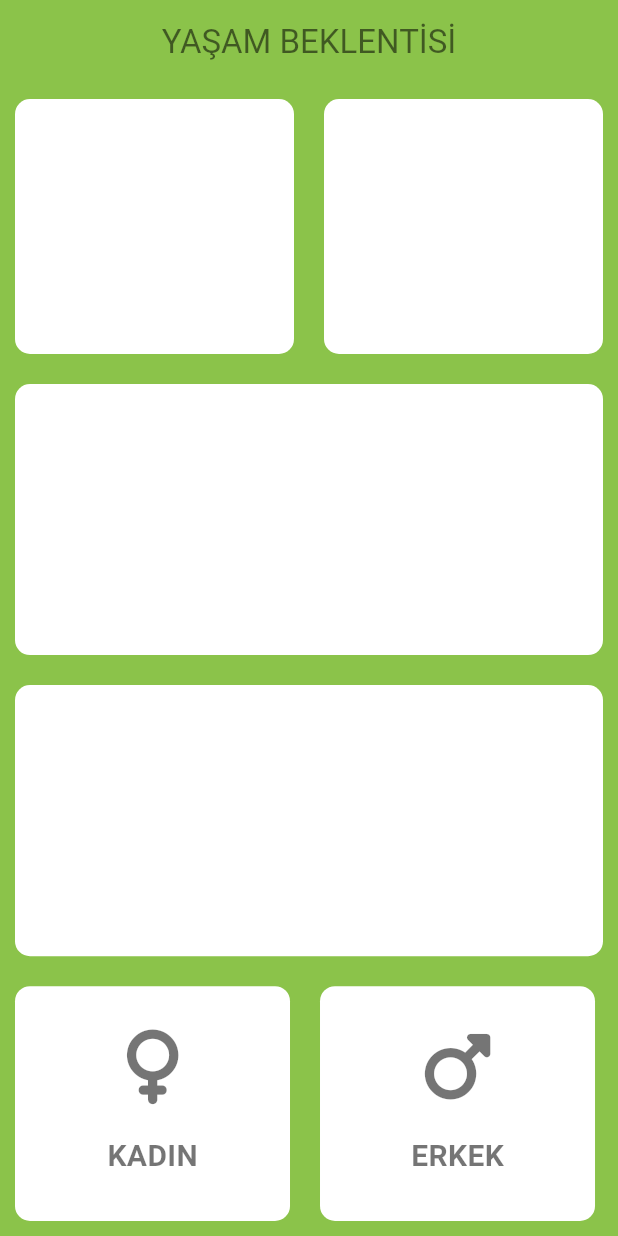
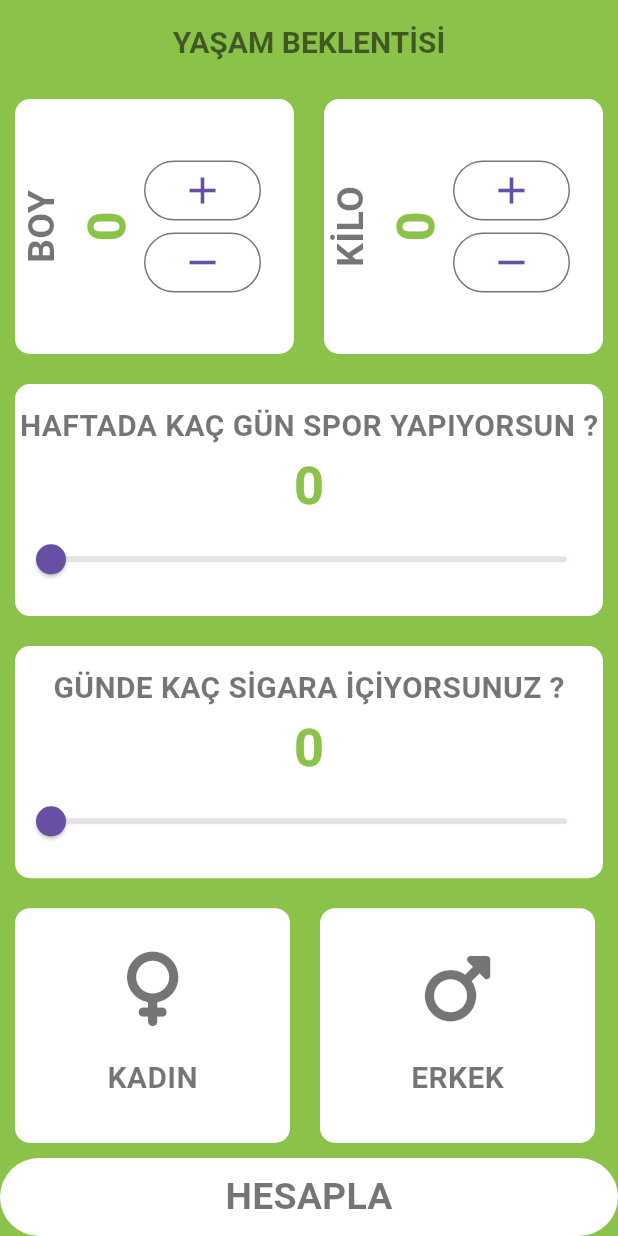
Before and after one commit to SemihAyduran/life_expectancy, a Flutter app: the screen it shows after launch, on a phone screen of 412 x 824 dp. Run offline on Flutter 3.47's test engine with Material 3 defaults, Android fonts, the light colour scheme and no system bars; our stand-ins replace font_awesome_flutter; missing offline and left inert: dart:ffi.

Commit message:
feat: slider widgets, boy button, kilo button and hesapla button added

```diff
--- /dev/null
+++ b/lib/constans.dart
@@ -0,0 +1,14 @@
+import 'package:flutter/material.dart';
+
+
+Widget customText({
+  required Color color,
+  required double fontSize,
+  FontWeight fontWeight = FontWeight.bold,
+  required String text,
+}) {
+  return Text(
+    text,
+    style: TextStyle(color: color, fontSize: fontSize, fontWeight: fontWeight),
+  );
+}
--- a/lib/input_page.dart
+++ b/lib/input_page.dart
@@ -1,7 +1,9 @@
+import 'dart:ffi';
 import 'package:flutter/material.dart';
 import 'package:font_awesome_flutter/font_awesome_flutter.dart';
 import 'package:life_expectancy/icon_cinsiyet.dart';
 import 'container_widget.dart';
+import 'constans.dart';
 
 class InputPage extends StatefulWidget {
   @override
@@ -10,14 +12,19 @@ class InputPage extends StatefulWidget {
 
 class _InputPageState extends State<InputPage> {
   String? seciliCinsiyet;
+  double icilenSigara = 0;
+  double yapilanSpor = 0;
+  int boy = 0;
+  int kilo = 0;
 
   @override
   Widget build(BuildContext context) {
     return Scaffold(
       appBar: AppBar(
-        title: Text(
-          'YAŞAM BEKLENTİSİ',
-          style: TextStyle(color: Colors.black54),
+        title: customText(
+          text: 'YAŞAM BEKLENTİSİ',
+          color: Colors.black54,
+          fontSize: 20,
         ),
         centerTitle: true,
       ),
@@ -25,13 +32,156 @@ class _InputPageState extends State<InputPage> {
         children: [
           Row(
             children: [
-              kutuYap(width: 200, height: 170),
-              kutuYap(width: 200, height: 170),
+              kutuYap(
+                child: Row(
+                  children: [
+                    RotatedBox(
+                      quarterTurns: -1,
+                      child: customText(
+                        text: 'BOY',
+                        color: Colors.black54,
+                        fontSize: 25,
+                      ),
+                    ),
+                    RotatedBox(
+                      quarterTurns: -1,
+                      child: customText(
+                        text: '$boy',
+                        color: Colors.lightGreen,
+                        fontSize: 35,
+                      ),
+                    ),
+                    Column(
+                      mainAxisAlignment: MainAxisAlignment.center,
+                      children: [
+                        OutlinedButton(
+                          onPressed: () {
+                            setState(() {
+                              boy = boy + 1;
+                            });
+                          },
+                          child: Icon(Icons.add, size: 30),
+                        ),
+                        OutlinedButton(
+                          onPressed: () {
+                            setState(() {
+                              boy = boy - 1;
+                            });
+                          },
+                          child: Icon(Icons.remove, size: 30),
+                        ),
+                      ],
+                    ),
+                  ],
+                ),
+                width: 200,
+                height: 170,
+              ),
+              kutuYap(
+                child: Row(
+                  children: [
+                    RotatedBox(
+                      quarterTurns: -1,
+                      child: customText(
+                        color: Colors.black54,
+                        fontSize: 25,
+                        text: 'KİLO',
+                      ),
+                    ),
+                    RotatedBox(
+                      quarterTurns: -1,
+                      child: customText(
+                        color: Colors.lightGreen,
+                        fontSize: 35,
+                        text: '$kilo',
+                      ),
+                    ),
+                    Column(
+                      mainAxisAlignment: MainAxisAlignment.center,
+                      children: [
+                        OutlinedButton(
+                          onPressed: () {
+                            setState(() {
+                              kilo = kilo + 1;
+                            });
+                          },
+                          child: Icon(Icons.add, size: 30),
+                        ),
+                        OutlinedButton(
+                          onPressed: () {
+                            setState(() {
+                              kilo = kilo - 1;
+                            });
+                          },
+                          child: Icon(Icons.remove, size: 30),
+                        ),
+                      ],
+                    ),
+                  ],
+                ),
+                width: 200,
+                height: 170,
+              ),
             ],
           ),
-
-          kutuYap(width: 500, height: 100),
-          kutuYap(width: 500, height: 100),
+          kutuYap(
+            child: Column(
+              mainAxisAlignment: MainAxisAlignment.center,
+              children: [
+                customText(
+                  text: 'HAFTADA KAÇ GÜN SPOR YAPIYORSUN ?',
+                  color: Colors.black54,
+                  fontSize: 20,
+                ),
+                customText(
+                  text: '${yapilanSpor.round()}',
+                  color: Colors.lightGreen,
+                  fontSize: 35,
+                ),
+                Slider(
+                  min: 0,
+                  max: 7,
+                  value: yapilanSpor,
+                  onChanged: (double newValue) {
+                    setState(() {
+                      yapilanSpor = newValue;
+                    });
+                  },
+                ),
+              ],
+            ),
+            width: 500,
+            height: 100,
+          ),
+          kutuYap(
+            child: Column(
+              mainAxisAlignment: MainAxisAlignment.center,
+              children: [
+                customText(
+                  text: 'GÜNDE KAÇ SİGARA İÇİYORSUNUZ ?',
+                  color: Colors.black54,
+                  fontSize: 20,
+                ),
+                customText(
+                  text: '${icilenSigara.round()}',
+                  color: Colors.lightGreen,
+                  fontSize: 35,
+                ),
+                Slider(
+                  min: 0,
+                  max: 30,
+                  value: icilenSigara,
+                  onChanged: (double newValue) {
+                    setState(() {
+                      icilenSigara = newValue;
+                    });
+                  },
+                ),
+              ],
+            ),
+            width: 500,
+            height: 100,
+          ),
           Row(
             children: [
               GestureDetector(
@@ -41,8 +191,7 @@ class _InputPageState extends State<InputPage> {
                   });
                 },
                 child: IconCinsiyet(
-                  color:
-                      seciliCinsiyet == 'KADIN' ? Colors.grey : Colors.white,
+                  color: seciliCinsiyet == 'KADIN' ? Colors.grey : Colors.white,
                   text: 'KADIN',
                   icon: FontAwesomeIcons.venus,
                 ),
@@ -54,14 +203,33 @@ class _InputPageState extends State<InputPage> {
                   });
                 },
                 child: IconCinsiyet(
-                  color:
-                      seciliCinsiyet == 'ERKEK' ? Colors.grey : Colors.white,
+                  color: seciliCinsiyet == 'ERKEK' ? Colors.grey : Colors.white,
                   text: 'ERKEK',
                   icon: FontAwesomeIcons.mars,
                 ),
               ),
             ],
           ),
+          Container(
+            width: double.infinity,
+            child: Row(
+              mainAxisAlignment: MainAxisAlignment.center,
+              children: [
+                 Expanded(
+                   child: TextButton(
+                                   style: ButtonStyle(
+                    backgroundColor: MaterialStateProperty.all<Color>(Colors.white),
+                                   ),
+                                   onPressed: () {},
+                                   child: customText(
+                    color: Colors.black54,
+                    fontSize: 25,
+                    text: 'HESAPLA',
+                                   ),
+                                 ),
+                 ),]
+            ),
+          ),
         ],
       ),
     );
```
